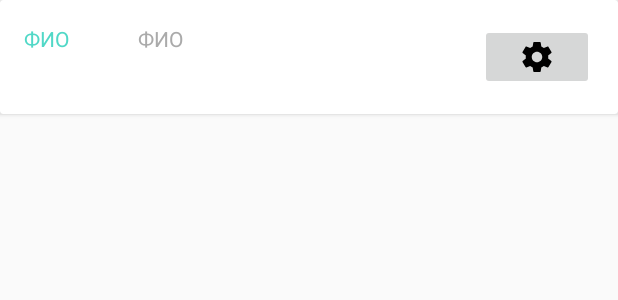
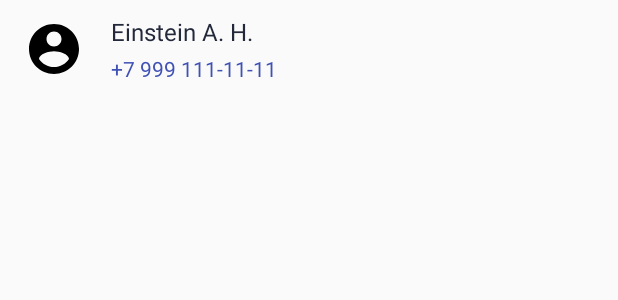
Before and after one commit to Rishat7c/TeacherJournal, an Android app: the layout item_student_recycler.xml on its own in the app's theme, with its tools: preview values and no code run, on a phone screen of 412 x 824 dp. Shown: the top 300 px of the screen. Run offline under Robolectric (Android 15) with nearby library versions, the phone set to English and light mode, and no system bars.

Commit message:
The definition of sex in the list of students and the change of the image to the corresponding

```diff
--- /dev/null
+++ b/app/src/main/res/drawable/bg_icon_round.xml
@@ -0,0 +1,7 @@
+<?xml version="1.0" encoding="utf-8"?>
+<shape
+    xmlns:android="http://schemas.android.com/apk/res/android"
+    android:shape="oval"
+    >
+    <solid android:color="#FFFFFFFF"/>
+</shape>
--- /dev/null
+++ b/app/src/main/res/drawable/ic_gender.xml
@@ -0,0 +1,9 @@
+<vector xmlns:android="http://schemas.android.com/apk/res/android"
+        android:width="24dp"
+        android:height="24dp"
+        android:viewportWidth="24.0"
+        android:viewportHeight="24.0">
+    <path
+        android:fillColor="#FF000000"
+        android:pathData="M12,2C6.48,2 2,6.48 2,12s4.48,10 10,10 10,-4.48 10,-10S17.52,2 12,2zM12,5c1.66,0 3,1.34 3,3s-1.34,3 -3,3 -3,-1.34 -3,-3 1.34,-3 3,-3zM12,19.2c-2.5,0 -4.71,-1.28 -6,-3.22 0.03,-1.99 4,-3.08 6,-3.08 1.99,0 5.97,1.09 6,3.08 -1.29,1.94 -3.5,3.22 -6,3.22z"/>
+</vector>
--- a/app/src/main/res/layout/item_student_recycler.xml
+++ b/app/src/main/res/layout/item_student_recycler.xml
@@ -1,118 +1,124 @@
 <?xml version="1.0" encoding="utf-8"?>
-<android.support.v7.widget.CardView xmlns:android="http://schemas.android.com/apk/res/android"
+<RelativeLayout xmlns:android="http://schemas.android.com/apk/res/android"
     xmlns:card_view="http://schemas.android.com/apk/res-auto"
     xmlns:tools="http://schemas.android.com/tools"
     android:layout_width="match_parent"
-    android:layout_height="wrap_content">
+    android:layout_height="wrap_content"
+    android:id="@+id/setting">
 
+    <!--<TextView-->
+        <!--android:id="@+id/item_student_icon"-->
+        <!--android:layout_width="40dp"-->
+        <!--android:layout_height="40dp"-->
+        <!--android:layout_alignParentStart="true"-->
+        <!--android:layout_centerVertical="true"-->
+        <!--android:layout_marginEnd="8dp"-->
+        <!--android:layout_marginStart="16dp"-->
+        <!--android:background="@drawable/bg_icon_round"-->
+        <!--android:gravity="center"-->
+        <!--android:padding="6dp"-->
+        <!--android:text="T"-->
+        <!--android:textColor="#fff"-->
+        <!--android:textSize="16sp"-->
+        <!--android:layout_alignParentLeft="true"-->
+        <!--android:layout_marginRight="8dp"-->
+        <!--android:layout_marginLeft="16dp" />-->
 
-    <LinearLayout
+    <TextView
+        android:id="@+id/item_student_icon"
+        android:layout_width="40dp"
+        android:layout_height="40dp"
+        android:layout_alignParentStart="true"
+        android:layout_centerVertical="true"
+        android:background="@drawable/ic_gender"
+        android:gravity="center"
+        android:padding="6dp"
+        android:textColor="#000000"
+        android:textSize="16sp"
+        android:layout_alignParentLeft="true"
+        android:layout_marginRight="8dp"
+        android:layout_marginLeft="16dp" />
+
+    <RelativeLayout
+        android:layout_width="wrap_content"
+        android:layout_height="wrap_content"
+        android:layout_centerVertical="true"
+        android:layout_margin="8dp"
+        android:layout_toEndOf="@id/item_student_icon"
+        android:layout_toRightOf="@id/item_student_icon">
+
+        <TextView
+            android:id="@+id/textViewName"
+            android:layout_width="wrap_content"
+            android:layout_height="wrap_content"
+            android:layout_margin="2dp"
+            android:ellipsize="end"
+            android:maxLines="1"
+            android:text="Einstein A. H."
+            android:textColor="@color/colorPrimaryDark"
+            android:textSize="16sp"
+            />
+
+        <TextView
+            android:id="@+id/id_student"
+            android:layout_width="wrap_content"
+            android:layout_height="wrap_content"
+            android:layout_below="@id/textViewName"
+            android:layout_margin="2dp"
+            android:ellipsize="end"
+            android:maxLines="1"
+            android:text="+7 999 111-11-11"
+            android:textColor="@color/colorPrimary"
+            android:textSize="14sp"
+            />
+
+    </RelativeLayout>
+
+    <include
+        layout="@layout/layout_student_indicators"
         android:layout_width="match_parent"
-        android:layout_height="wrap_content"
-        android:orientation="vertical"
-        android:padding="16dp">
+        android:layout_height="match_parent"
+        android:layout_margin="12dp"
+        />
 
-        <LinearLayout
-            android:layout_width="match_parent"
-            android:layout_height="wrap_content"
-            android:orientation="horizontal">
-
-            <android.support.v7.widget.AppCompatTextView
-                android:id="@+id/id_student"
-                android:layout_width="match_parent"
-                android:layout_height="wrap_content"
-                android:layout_weight="2"
-                android:text="@string/hint_name"
-                android:textColor="@color/colorTextHint" />
-
-            <android.support.v7.widget.AppCompatTextView
-                android:id="@+id/textViewName"
-                android:layout_width="match_parent"
-                android:layout_height="wrap_content"
-                android:layout_weight="1"
-                android:text="@string/hint_name"
-                android:textColor="@android:color/darker_gray" />
-
-            <ImageButton
-                android:id="@+id/setting"
-                android:tag="0"
-                android:layout_width="match_parent"
-                android:layout_height="wrap_content"
-                android:layout_weight="2"
-                card_view:srcCompat="@drawable/ic_settings_black_24dp"
-                tools:ignore="VectorDrawableCompat" />
-
-        </LinearLayout>
+    <!--<LinearLayout-->
+        <!--android:layout_width="match_parent"-->
+        <!--android:layout_height="wrap_content"-->
+        <!--android:orientation="vertical"-->
+        <!--android:padding="16dp">-->
 
         <!--<LinearLayout-->
             <!--android:layout_width="match_parent"-->
             <!--android:layout_height="wrap_content"-->
-            <!--android:layout_marginTop="5dp"-->
             <!--android:orientation="horizontal">-->
 
             <!--<android.support.v7.widget.AppCompatTextView-->
+                <!--android:id="@+id/id_student"-->
                 <!--android:layout_width="match_parent"-->
                 <!--android:layout_height="wrap_content"-->
                 <!--android:layout_weight="2"-->
-                <!--android:text="@string/hint_email"-->
+                <!--android:text="@string/hint_name"-->
                 <!--android:textColor="@color/colorTextHint" />-->
 
             <!--<android.support.v7.widget.AppCompatTextView-->
-                <!--android:id="@+id/textViewGender"-->
+                <!--android:id="@+id/textViewName"-->
                 <!--android:layout_width="match_parent"-->
                 <!--android:layout_height="wrap_content"-->
                 <!--android:layout_weight="1"-->
-                <!--android:text="@string/hint_email"-->
+                <!--android:text="@string/hint_name"-->
                 <!--android:textColor="@android:color/darker_gray" />-->
-        <!--</LinearLayout>-->
 
-        <!--<LinearLayout-->
-            <!--android:layout_width="match_parent"-->
-            <!--android:layout_height="wrap_content"-->
-            <!--android:layout_marginTop="5dp"-->
-            <!--android:orientation="horizontal">-->
-
-            <!--<android.support.v7.widget.AppCompatTextView-->
+            <!--<ImageButton-->
+                <!--android:id="@+id/setting"-->
+                <!--android:tag="0"-->
                 <!--android:layout_width="match_parent"-->
                 <!--android:layout_height="wrap_content"-->
                 <!--android:layout_weight="2"-->
-                <!--android:text="@string/hint_password"-->
-                <!--android:textColor="@color/colorTextHint" />-->
+                <!--card_view:srcCompat="@drawable/ic_settings_black_24dp"-->
+                <!--tools:ignore="VectorDrawableCompat" />-->
 
-            <!--<android.support.v7.widget.AppCompatTextView-->
-                <!--android:id="@+id/textViewPassword"-->
-                <!--android:layout_width="match_parent"-->
-                <!--android:layout_height="wrap_content"-->
-                <!--android:layout_weight="1"-->
-                <!--android:text="@string/hint_password"-->
-                <!--android:textColor="@android:color/darker_gray" />-->
         <!--</LinearLayout>-->
 
-        <!--<LinearLayout-->
-            <!--android:layout_width="381dp"-->
-            <!--android:layout_height="37dp"-->
-            <!--android:layout_marginTop="15dp"-->
-            <!--android:orientation="horizontal">-->
+    <!--</LinearLayout>-->
 
-            <!--<Button-->
-                <!--android:id="@+id/setting"-->
-                <!--android:layout_width="143dp"-->
-                <!--android:layout_height="match_parent"-->
-                <!--android:layout_weight="2"-->
-                <!--android:background="@drawable/button_link_setting"-->
-                <!--android:text="Параметры "-->
-                <!--android:textColor="@color/colorTextHint"-->
-                <!--android:textSize="12dp" />-->
-
-            <!--<android.support.v7.widget.AppCompatTextView-->
-            <!--android:id="@+id/textViewPassword"-->
-            <!--android:layout_width="match_parent"-->
-            <!--android:layout_height="wrap_content"-->
-            <!--android:layout_weight="1"-->
-            <!--android:text="@string/hint_password"-->
-            <!--android:textColor="@android:color/darker_gray" />-->
-        <!--</LinearLayout>-->
-
-    </LinearLayout>
-
-</android.support.v7.widget.CardView>
+</RelativeLayout>
--- a/app/src/main/res/values/colors.xml
+++ b/app/src/main/res/values/colors.xml
@@ -6,4 +6,6 @@
     <color name="colorWhite">#FAFAFA</color>
     <color name="colorPink">#fe104d</color>
     <color name="colorTextHint">#51d8c7</color>
+    <color name="color_text_secondary">#8A000000</color>
+    <color name="color_text_primary">#DE000000</color>
 </resources>
```
Also changed, not shown: app/src/main/java/tj/teacherjournal/StudentRecyclerAdapter.java (+29 -8 lines), app/src/main/res/drawable-v21/ic_call_indicator_black_16dp.xml (added, +9 -0 lines), app/src/main/res/drawable-v21/ic_sms_indicator_black_16dp.xml (added, +9 -0 lines), app/src/main/res/layout/layout_student_indicators.xml (added, +51 -0 lines), app/src/main/res/drawable/logo.png (added).
